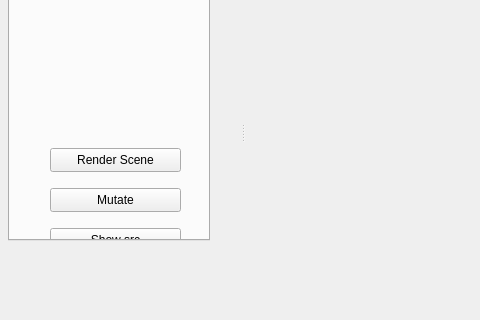
First picture: the form in ui/mainwindow.ui, repository herewegoblueno/beagle, before the edit; both pictures show x 0 to 480 and y 168 to 488 of the 1100 by 600 pixel window.
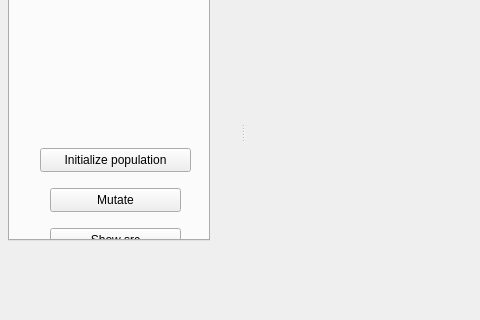
Second picture: the form after the edit.

```diff
--- a/ui/mainwindow.ui
+++ b/ui/mainwindow.ui
@@ -81,14 +81,14 @@
          <widget class="QPushButton" name="renderShadersButton">
           <property name="geometry">
            <rect>
-            <x>40</x>
+            <x>30</x>
             <y>260</y>
-            <width>131</width>
+            <width>151</width>
             <height>24</height>
            </rect>
           </property>
           <property name="text">
-           <string>Render Scene</string>
+           <string>Initialize population</string>
           </property>
          </widget>
          <widget class="QCheckBox" name="useLightingForShaders">
```
